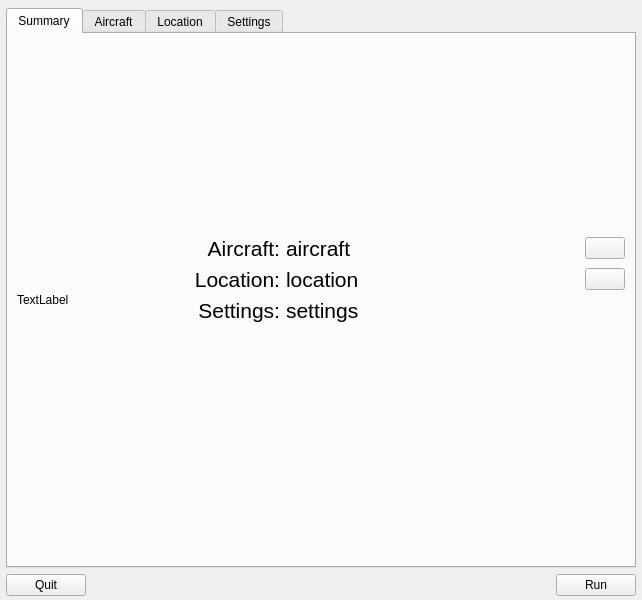
This is src/GUI/Launcher.ui in FlightGear/flightgear as Qt 5 draws it before an edit. The edited form follows.
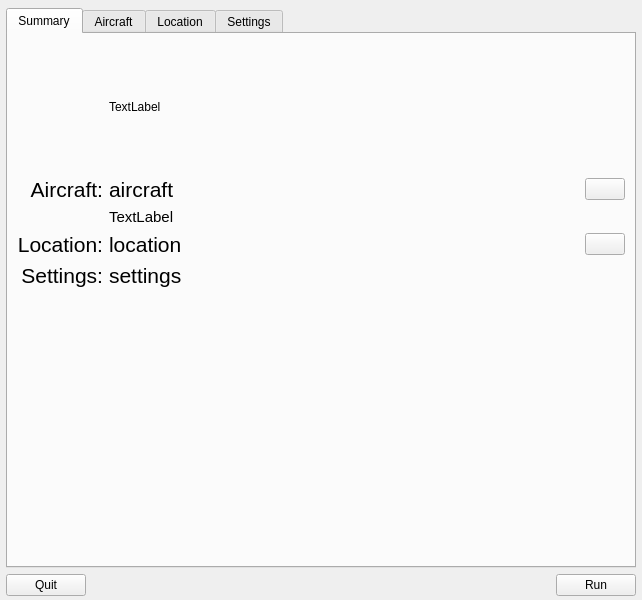
This is the edited form. Custom widgets are drawn as their Qt base class.

Commit message:
Tweak launcher summary page.
Include the aircraft description, and move the thumbnail to give
more room for displaying text.

Diff of the .ui file:
```diff
--- a/src/GUI/Launcher.ui
+++ b/src/GUI/Launcher.ui
@@ -35,8 +35,8 @@
       <attribute name="title">
        <string>Summary</string>
       </attribute>
-      <layout class="QGridLayout" name="gridLayout_3" rowstretch="1,0,0,0,0,0,1" columnstretch="0,0,0,1,0">
-       <item row="3" column="2">
+      <layout class="QGridLayout" name="gridLayout_3" rowstretch="1,0,0,0,0,0,0,2,0,0" columnstretch="0,0,0,1,0">
+       <item row="6" column="2">
         <widget class="QLabel" name="label_5">
          <property name="font">
           <font>
@@ -51,7 +51,7 @@
          </property>
         </widget>
        </item>
-       <item row="2" column="2">
+       <item row="5" column="2">
         <widget class="QLabel" name="label_3">
          <property name="font">
           <font>
@@ -66,7 +66,7 @@
          </property>
         </widget>
        </item>
-       <item row="1" column="4">
+       <item row="3" column="4">
         <widget class="QPushButton" name="aircraftHistory">
          <property name="autoDefault">
           <bool>false</bool>
@@ -86,7 +86,7 @@
          </property>
         </spacer>
        </item>
-       <item row="1" column="2">
+       <item row="3" column="2">
         <widget class="QLabel" name="label_4">
          <property name="font">
           <font>
@@ -101,7 +101,7 @@
          </property>
         </widget>
        </item>
-       <item row="6" column="3" colspan="2">
+       <item row="9" column="3" colspan="2">
         <spacer name="verticalSpacer_2">
          <property name="orientation">
           <enum>Qt::Vertical</enum>
@@ -114,8 +114,8 @@
          </property>
         </spacer>
        </item>
-       <item row="1" column="3">
-        <widget class="QLabel" name="aircraftDescription">
+       <item row="3" column="3">
+        <widget class="QLabel" name="aircraftName">
          <property name="font">
           <font>
            <pointsize>16</pointsize>
@@ -129,14 +129,47 @@
          </property>
         </widget>
        </item>
-       <item row="2" column="4">
+       <item row="4" column="3" colspan="2">
+        <widget class="QLabel" name="aircraftDescription">
+         <property name="font">
+          <font>
+           <pointsize>11</pointsize>
+          </font>
+         </property>
+         <property name="text">
+          <string>TextLabel</string>
+         </property>
+         <property name="wordWrap">
+          <bool>true</bool>
+         </property>
+        </widget>
+       </item>
+       <item row="5" column="4">
         <widget class="QPushButton" name="locationHistory">
          <property name="autoDefault">
           <bool>false</bool>
          </property>
         </widget>
        </item>
-       <item row="2" column="3">
+       <item row="6" column="3" colspan="2">
+        <widget class="QLabel" name="settingsDescription">
+         <property name="font">
+          <font>
+           <pointsize>16</pointsize>
+          </font>
+         </property>
+         <property name="text">
+          <string>settings</string>
+         </property>
+         <property name="alignment">
+          <set>Qt::AlignLeading|Qt::AlignLeft|Qt::AlignTop</set>
+         </property>
+         <property name="wordWrap">
+          <bool>true</bool>
+         </property>
+        </widget>
+       </item>
+       <item row="5" column="3">
         <widget class="QLabel" name="locationDescription">
          <property name="font">
           <font>
@@ -151,7 +184,7 @@
          </property>
         </widget>
        </item>
-       <item row="1" column="1" rowspan="3">
+       <item row="2" column="3" colspan="2">
         <widget class="QLabel" name="thumbnail">
          <property name="sizePolicy">
           <sizepolicy hsizetype="Fixed" vsizetype="Fixed">
@@ -170,24 +203,6 @@
          </property>
         </widget>
        </item>
-       <item row="3" column="3" colspan="2">
-        <widget class="QLabel" name="settingsDescription">
-         <property name="font">
-          <font>
-           <pointsize>16</pointsize>
-          </font>
-         </property>
-         <property name="text">
-          <string>settings</string>
-         </property>
-         <property name="alignment">
-          <set>Qt::AlignLeading|Qt::AlignLeft|Qt::AlignTop</set>
-         </property>
-         <property name="wordWrap">
-          <bool>true</bool>
-         </property>
-        </widget>
-       </item>
       </layout>
      </widget>
      <widget class="QWidget" name="aircraftTab">
```
The commit also changes 1 other file.
